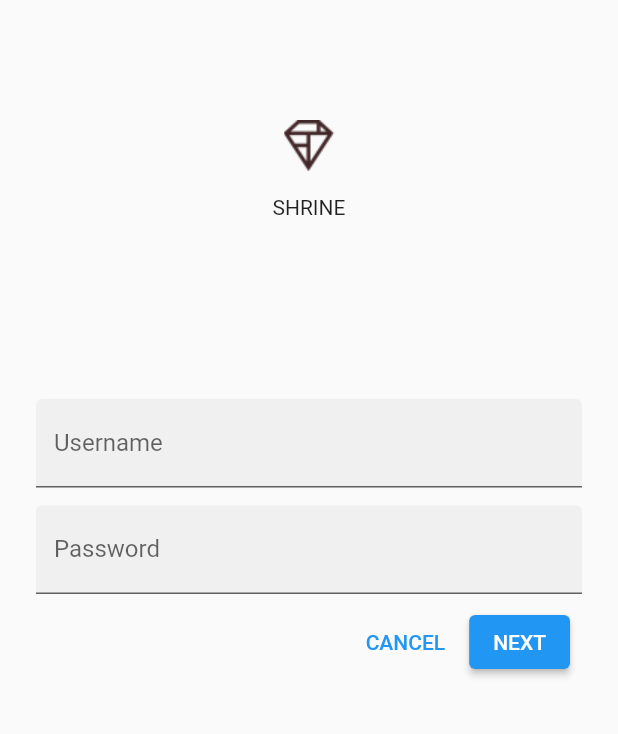
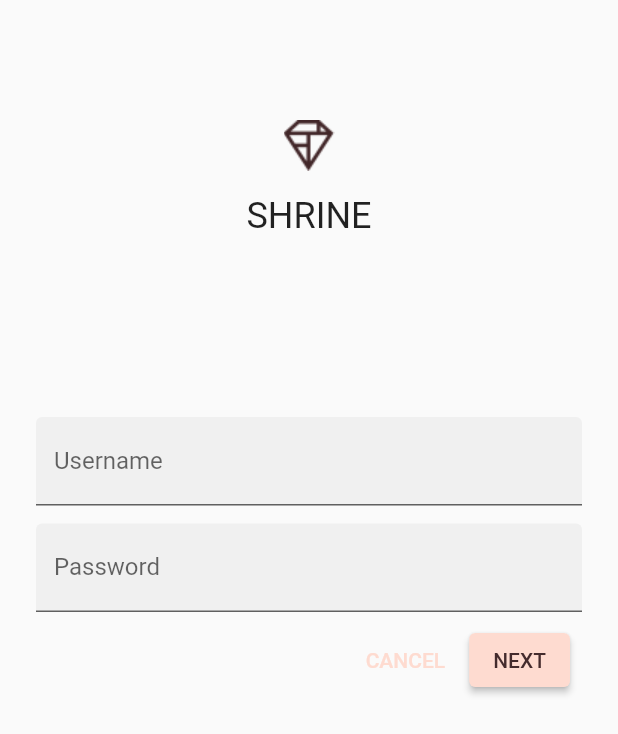
Before and after one commit to KarbichFiras/MDC101, a Flutter app: the screen it shows after launch, on a phone screen of 412 x 824 dp. Shown: the top 734 px of the screen. Run offline on Flutter 3.47's test engine with Material 2 defaults, Android fonts, the phone set to English and light mode, and no system bars.

Commit message:
Insert Fonts into pubspec.yaml

```diff
--- a/mdc_100_series/lib/app.dart
+++ b/mdc_100_series/lib/app.dart
@@ -34,6 +34,7 @@ class ShrineApp extends StatelessWidget {
       initialRoute: '/login',
       onGenerateRoute: _getRoute,
       // TODO: Add a theme (103)
+        theme: _kShrineTheme,
     );
   }
 
--- a/mdc_100_series/lib/login.dart
+++ b/mdc_100_series/lib/login.dart
@@ -37,7 +37,10 @@ class _LoginPageState extends State<LoginPage> {
               children: <Widget>[
                 Image.asset('assets/diamond.png'),
                 const SizedBox(height: 16.0),
-                const Text('SHRINE'),
+                Text(
+                  'SHRINE',
+                  style: Theme.of(context).textTheme.headline5,
+                ),
               ],
             ),
             const SizedBox(height: 120.0),
--- a/mdc_100_series/pubspec.yaml
+++ b/mdc_100_series/pubspec.yaml
@@ -19,6 +19,12 @@ dev_dependencies:
 
 flutter:
   # TODO: Insert Fonts (103)
+  fonts:
+    - family: Rubik
+      fonts:
+        - asset: fonts/Rubik-Regular.ttf
+        - asset: fonts/Rubik-Medium.ttf
+          weight: 500
   uses-material-design: true
   assets:
     - assets/diamond.png
```
